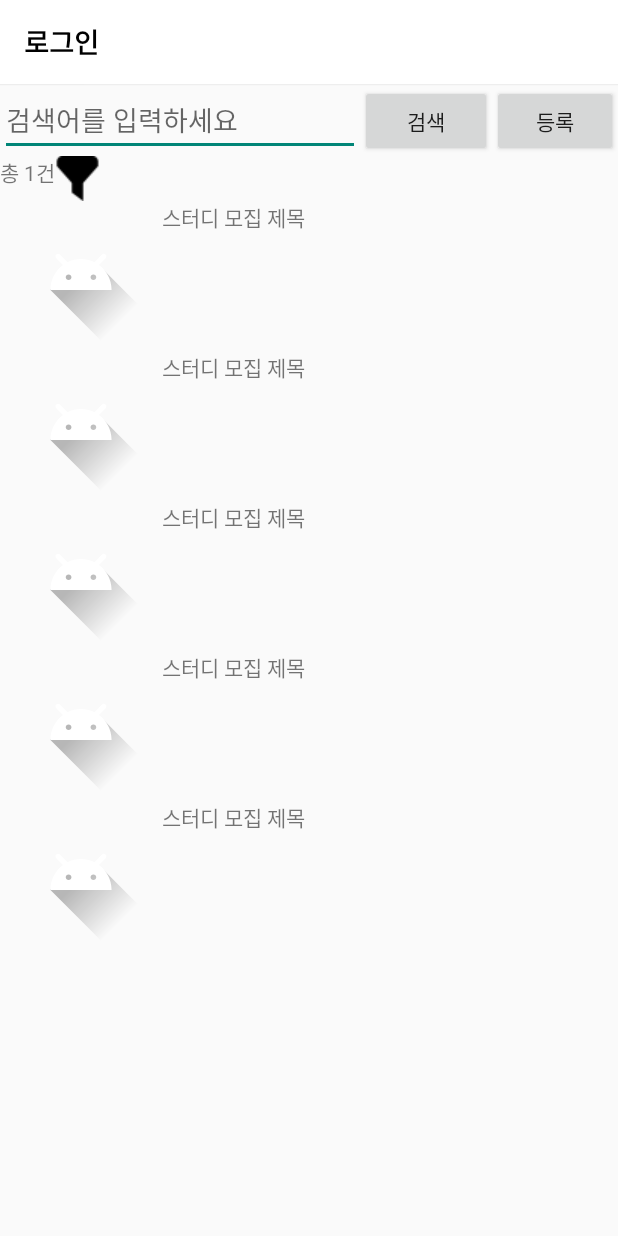
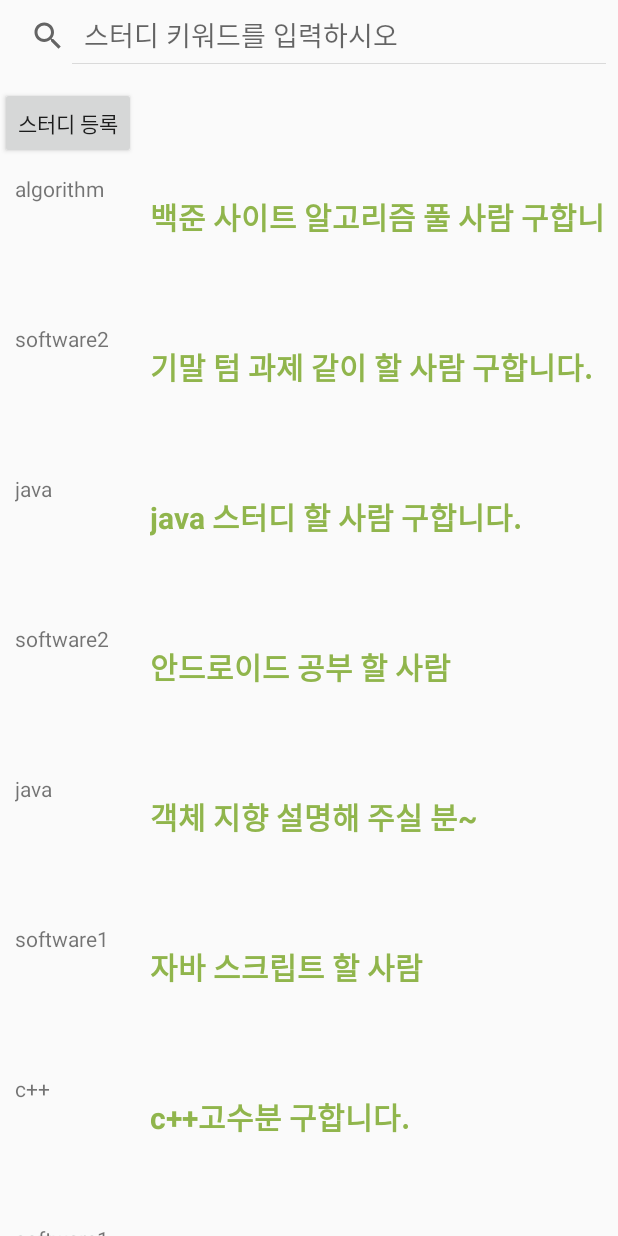
Before and after one commit to KoEunseong/Final_term_android, an Android app: the Search screen opened directly, with no data from a screen before it, on a phone screen of 412 x 824 dp. Run offline under Robolectric (Android 15) with nearby library versions, the phone set to English and light mode, and no system bars.

Commit message:
등록기능

```diff
--- a/app/build.gradle
+++ b/app/build.gradle
@@ -33,5 +33,6 @@ dependencies {
     testImplementation 'junit:junit:4.12'
     androidTestImplementation 'androidx.test.ext:junit:1.1.0'
     androidTestImplementation 'androidx.test.espresso:espresso-core:3.1.1'
+    implementation 'androidx.recyclerview:recyclerview:1.2.1'
 
 }
--- /dev/null
+++ b/app/src/main/java/com/example/final_project/MainListAdapter.kt
@@ -0,0 +1,100 @@
+package com.example.final_project
+
+import android.annotation.SuppressLint
+import android.app.AlertDialog
+import android.content.Context
+import android.content.DialogInterface
+import android.view.LayoutInflater
+import android.view.View
+import android.view.ViewGroup
+import android.widget.*
+import androidx.recyclerview.widget.RecyclerView
+
+class MainListAdapter (var study: ArrayList<Study>, var con: Context) : RecyclerView.Adapter<MainListAdapter.ViewHolder>(), Filterable {
+    var TAG = "MainListAdapter"
+
+    var filteredStudy = ArrayList<Study>()
+    var itemFilter = ItemFilter()
+
+    inner class ViewHolder(itemView: View) : RecyclerView.ViewHolder(itemView) {
+        var subjectName: TextView
+        var contentOfStudy: TextView
+
+        init {
+            subjectName = itemView.findViewById(R.id.subjectName)
+            contentOfStudy = itemView.findViewById(R.id.contentOfStudy)
+            itemView.setOnClickListener {
+                AlertDialog.Builder(con).apply {
+                    var position = adapterPosition
+                    var study = filteredStudy[position]
+                    setTitle(study.subject)
+                    setMessage(study.contentOfStudy)
+                    setPositiveButton("OK", DialogInterface.OnClickListener { dialog, which ->
+                        Toast.makeText(con, "OK Button Click", Toast.LENGTH_SHORT).show()
+                    })
+                    show()
+                }
+            }
+        }
+    }
+    init {
+        filteredStudy.addAll(study)
+    }
+    override fun onCreateViewHolder(parent: ViewGroup, viewType: Int): ViewHolder {
+        val con = parent.context
+        val inflater = con.getSystemService(Context.LAYOUT_INFLATER_SERVICE) as LayoutInflater
+        val view = inflater.inflate(R.layout.studyitem, parent, false)
+
+        return ViewHolder(view)
+    }
+    override fun onBindViewHolder(holder: ViewHolder, position: Int) {
+        val study: Study = filteredStudy[position]
+        holder.subjectName.text = study.subject
+        holder.contentOfStudy.text = study.contentOfStudy
+    }
+
+    override fun getItemCount(): Int {
+        return filteredStudy.size
+    }
+    override fun getFilter(): Filter {
+        return itemFilter
+    }
+
+    inner class ItemFilter : Filter() {
+        override fun performFiltering(charSequence: CharSequence): FilterResults {
+            val filterString = charSequence.toString()
+            val results = FilterResults()
+
+            //검색이 필요없을 경우를 위해 원본 배열을 복제
+            val filteredList: ArrayList<Study> = ArrayList<Study>()
+            //공백제외 아무런 값이 없을 경우 -> 원본 배열
+            if (filterString.trim { it <= ' ' }.isEmpty()) {
+                results.values = study
+                results.count = study.size
+
+                return results
+                //공백제외 2글자 이인 경우 -> 이름으로만 검색
+            } else if (filterString.trim { it <= ' ' }.length <= 20) {
+                for (s in study) {
+                    if (s.subject.contains(filterString)) {
+                        filteredList.add(s)
+                    }
+                }
+                //그 외의 경우(공백제외 2글자 초과) -> 이름/전화번호로 검색
+            }
+            results.values = filteredList
+            results.count = filteredList.size
+
+            return results
+        }
+
+        //처리에 대한 결과물
+        @SuppressLint("NotifyDataSetChanged")
+        override fun publishResults(charSequence: CharSequence?, filterResults: FilterResults) {
+            filteredStudy.clear()
+            filteredStudy.addAll(filterResults.values as ArrayList<Study>)
+            notifyDataSetChanged()
+        }
+    }
+
+}
--- a/app/src/main/java/com/example/final_project/Search.kt
+++ b/app/src/main/java/com/example/final_project/Search.kt
@@ -1,27 +1,87 @@
 package com.example.final_project
 
-import android.app.Activity
 import android.os.Bundle
-import android.widget.Button
-import android.widget.EditText
+import android.view.View
+import android.widget.*
+import androidx.appcompat.app.AlertDialog
 import androidx.appcompat.app.AppCompatActivity
+import androidx.recyclerview.widget.LinearLayoutManager
+import androidx.recyclerview.widget.RecyclerView
+import kotlinx.android.synthetic.main.registerdialog.*
 
 class Search : AppCompatActivity() {
-    lateinit var edit_search :EditText
-    lateinit var search_btn : Button
+    var studyList = arrayListOf<Study>()
+    lateinit var recyclerView: RecyclerView
+    lateinit var adapter: MainListAdapter
+    lateinit var searchView: SearchView
+    lateinit var registerButton: Button
+    lateinit var dialogView : View
+    lateinit var dlgSubject : EditText
+    lateinit var dlgContent : EditText
 
     override fun onCreate(savedInstanceState: Bundle?) {
         super.onCreate(savedInstanceState)
         setContentView(R.layout.search)
-        // 위젯 연결
-        edit_search = findViewById<EditText>(R.id.edit_search)
-        search_btn = findViewById<Button>(R.id.search_btn)
+        searchView = findViewById(R.id.search_view)
+        recyclerView = findViewById(R.id.recyclerView)
 
-        search_btn.setOnClickListener {
-            // 검색 버튼 클릭시
+        searchView.setOnQueryTextListener(searchViewTextListner)
+
+        studyList = tempStudy()
+        setAdapter()
+        registerButton = findViewById(R.id.register)
+        registerButton.setOnClickListener {
+
+            dialogView = View.inflate(this@Search, R.layout.registerdialog, null)
+            var dlg = AlertDialog.Builder(this@Search)
+            dlg.setTitle("사용자 정보 입력")
+            dlg.setIcon(R.drawable.ko)
+            dlg.setView(dialogView)
+            dlg.setPositiveButton("등록"){dialog, which ->
+                dlgSubject = dialogView.findViewById(R.id.dlgEdt1)
+                dlgContent = dialogView.findViewById(R.id.dlgEdt2)
+                studyList.add(0, Study(dlgSubject.text.toString(), dlgContent.text.toString()))
+                Toast.makeText(applicationContext,"등록 완료", Toast.LENGTH_SHORT).show()
+                searchView.setOnQueryTextListener(searchViewTextListner)
+            }
+            dlg.setNegativeButton("취소", null)
+
+            dlg.show()
 
         }
 
+    }
+    var searchViewTextListner : SearchView.OnQueryTextListener =
+        object :SearchView.OnQueryTextListener {
+            override fun onQueryTextSubmit(query: String?): Boolean {
+                return false
+            }
 
+            //텍스트 입력/수정 시 호출
+            override fun onQueryTextChange(s: String?): Boolean {
+                adapter!!.filter.filter(s)
+                return false
+            }
+
+        }
+
+    fun setAdapter(){
+        //리사이클러뷰에 리사이클러뷰 어댑터 부착
+        recyclerView.layoutManager = LinearLayoutManager(this)
+        adapter = MainListAdapter(studyList, this)
+        recyclerView.adapter = adapter
+    }
+    fun tempStudy(): ArrayList<Study> {
+        var sList = ArrayList<Study>()
+        sList.add(Study("algorithm","백준 사이트 알고리즘 풀 사람 구합니다."))
+        sList.add(Study("software2","기말 텀 과제 같이 할 사람 구합니다."))
+        sList.add(Study("java","java 스터디 할 사람 구합니다."))
+        sList.add(Study("software2","안드로이드 공부 할 사람"))
+        sList.add(Study("java","객체 지향 설명해 주실 분~"))
+        sList.add(Study("software1","자바 스크립트 할 사람"))
+        sList.add(Study("c++","c++고수분 구합니다."))
+        sList.add(Study("software1","node.js할 줄 아는사람 구합니다."))
+        sList.add(Study("compiler","과제1 같이 할 사람~"))
+        return sList
     }
 }
--- /dev/null
+++ b/app/src/main/java/com/example/final_project/Study.kt
@@ -0,0 +1,3 @@
+package com.example.final_project
+
+data class Study (val subject: String, val contentOfStudy: String)
--- a/app/src/main/res/layout/mypage.xml
+++ b/app/src/main/res/layout/mypage.xml
@@ -114,6 +114,7 @@
                 android:id="@+id/iv_profile2"
                 android:layout_width="80dp"
                 android:layout_height="80dp"
+                android:src="@drawable/ko"
                 app:layout_constraintTop_toTopOf="parent"
                 app:layout_constraintBottom_toBottomOf="parent"
                 app:layout_constraintLeft_toLeftOf="parent"/>
--- /dev/null
+++ b/app/src/main/res/layout/registerdialog.xml
@@ -0,0 +1,29 @@
+<LinearLayout xmlns:android="http://schemas.android.com/apk/res/android"
+    android:layout_width="match_parent"
+    android:layout_height="match_parent"
+    android:orientation="vertical" >
+
+    <TextView
+        android:layout_width="wrap_content"
+        android:layout_height="wrap_content"
+        android:text="과목 이름"
+        android:textSize="20dp" />
+
+    <EditText
+        android:id="@+id/dlgEdt1"
+        android:layout_width="match_parent"
+        android:layout_height="wrap_content" />
+
+    <TextView
+        android:layout_width="wrap_content"
+        android:layout_height="wrap_content"
+        android:text="스터디 설명"
+        android:textSize="20dp" />
+
+    <EditText
+        android:id="@+id/dlgEdt2"
+        android:lines="3"
+        android:layout_width="match_parent"
+        android:layout_height="wrap_content" />
+
+</LinearLayout>
--- a/app/src/main/res/layout/search.xml
+++ b/app/src/main/res/layout/search.xml
@@ -2,194 +2,34 @@
 <LinearLayout
     xmlns:android="http://schemas.android.com/apk/res/android"
     xmlns:app="http://schemas.android.com/apk/res-auto"
-    android:orientation="vertical"
+    xmlns:tools="http://schemas.android.com/tools"
     android:layout_width="match_parent"
-    android:layout_height="match_parent">
-    <androidx.appcompat.widget.Toolbar
-        android:id="@+id/toolbar"
-        android:layout_width="match_parent"
-        android:layout_height="?attr/actionBarSize"
-        android:background="@color/white"
-        android:elevation="1dp"
-        app:title="로그인"
-        app:titleTextAppearance="@style/toolbarTitleStyle"
+    android:layout_height="match_parent"
+    tools:context=".MainActivity"
+    android:orientation="vertical">
 
-        app:layout_constraintTop_toTopOf="parent"
-        app:layout_constraintLeft_toLeftOf="parent"
-        app:layout_constraintRight_toRightOf="parent" />
-    <LinearLayout
+    <SearchView
+        android:id="@+id/search_view"
         android:layout_width="match_parent"
         android:layout_height="wrap_content"
-        android:orientation="horizontal"
-        >
-        <EditText
-            android:id="@+id/edit_search"
-            android:layout_width="240dp"
-            android:layout_height="wrap_content"
-            android:hint="검색어를 입력하세요" />
-        <Button
-            android:id="@+id/search_btn"
-            android:layout_width="wrap_content"
-            android:layout_height="wrap_content"
-            android:text="검색"
-            />
-        <Button
-            android:id="@+id/register_btn"
-            android:layout_width="wrap_content"
-            android:layout_height="wrap_content"
-            android:text="등록"
-            />
-
-    </LinearLayout>
-    <LinearLayout
-        android:layout_width="match_parent"
+        android:layout_marginBottom="10dp"
+        android:paddingTop="5dp"
+        android:paddingBottom="5dp"
+        android:iconifiedByDefault="false"
+        android:queryHint="스터디 키워드를 입력하시오"/>
+    <Button
+        android:layout_width="wrap_content"
         android:layout_height="wrap_content"
-        android:orientation="horizontal"
+        android:id="@+id/register"
+        android:text="스터디 등록"
         >
 
-        <TextView
-            android:layout_width="wrap_content"
-            android:layout_height="wrap_content"
-            android:text="총 1건" />
+    </Button>
 
-
-        <ImageView
-            android:id="@+id/filter"
-            android:layout_width="wrap_content"
-            android:layout_height="wrap_content"
-            android:src="@drawable/filter"
-            android:text="필터" />
-
-
-    </LinearLayout>
-
-
-
-    <ScrollView
+    <androidx.recyclerview.widget.RecyclerView
+        android:layout_weight="1"
+        android:id="@+id/recyclerView"
         android:layout_width="match_parent"
-        android:layout_height="match_parent"
-        >
-        <LinearLayout
-            android:layout_width="match_parent"
-            android:layout_height="match_parent"
-            android:orientation="vertical"
-            >
-
-
-
-            <LinearLayout
-                android:layout_width="match_parent"
-                android:layout_height="100dp"
-                android:orientation="horizontal"
-                >
-                <ImageView
-                    android:layout_width="wrap_content"
-                    android:layout_height="match_parent"
-                    android:src="@drawable/ic_launcher_foreground"
-                />
-                <LinearLayout
-                    android:layout_width="match_parent"
-                    android:layout_height="match_parent"
-                    android:orientation="vertical"
-                    >
-                    <TextView
-                        android:layout_width="wrap_content"
-                        android:layout_height="wrap_content"
-                        android:text="스터디 모집 제목"/>
-                </LinearLayout>
-
-            </LinearLayout>
-            <LinearLayout
-                android:layout_width="match_parent"
-                android:layout_height="100dp"
-                android:orientation="horizontal"
-                >
-                <ImageView
-                    android:layout_width="wrap_content"
-                    android:layout_height="match_parent"
-                    android:src="@drawable/ic_launcher_foreground"
-                    />
-                <LinearLayout
-                    android:layout_width="match_parent"
-                    android:layout_height="match_parent"
-                    android:orientation="vertical"
-                    >
-                    <TextView
-                        android:layout_width="wrap_content"
-                        android:layout_height="wrap_content"
-                        android:text="스터디 모집 제목"/>
-                </LinearLayout>
-
-            </LinearLayout>
-            <LinearLayout
-                android:layout_width="match_parent"
-                android:layout_height="100dp"
-                android:orientation="horizontal"
-                >
-                <ImageView
-                    android:layout_width="wrap_content"
-                    android:layout_height="match_parent"
-                    android:src="@drawable/ic_launcher_foreground"
-                    />
-                <LinearLayout
-                    android:layout_width="match_parent"
-                    android:layout_height="match_parent"
-                    android:orientation="vertical"
-                    >
-                    <TextView
-                        android:layout_width="wrap_content"
-                        android:layout_height="wrap_content"
-                        android:text="스터디 모집 제목"/>
-                </LinearLayout>
-
-            </LinearLayout>
-            <LinearLayout
-                android:layout_width="match_parent"
-                android:layout_height="100dp"
-                android:orientation="horizontal"
-                >
-                <ImageView
-                    android:layout_width="wrap_content"
-                    android:layout_height="match_parent"
-                    android:src="@drawable/ic_launcher_foreground"
-                    />
-                <LinearLayout
-                    android:layout_width="match_parent"
-                    android:layout_height="match_parent"
-                    android:orientation="vertical"
-                    >
-                    <TextView
-                        android:layout_width="wrap_content"
-                        android:layout_height="wrap_content"
-                        android:text="스터디 모집 제목"/>
-                </LinearLayout>
-
-            </LinearLayout>
-            <LinearLayout
-                android:layout_width="match_parent"
-                android:layout_height="100dp"
-                android:orientation="horizontal"
-                >
-                <ImageView
-                    android:layout_width="wrap_content"
-                    android:layout_height="match_parent"
-                    android:src="@drawable/ic_launcher_foreground"
-                    />
-                <LinearLayout
-                    android:layout_width="match_parent"
-                    android:layout_height="match_parent"
-                    android:orientation="vertical"
-                    >
-                    <TextView
-                        android:layout_width="wrap_content"
-                        android:layout_height="wrap_content"
-                        android:text="스터디 모집 제목"/>
-                </LinearLayout>
-
-            </LinearLayout>
-
-        </LinearLayout>
-
-    </ScrollView>
+        android:layout_height="0dp" />
 
 </LinearLayout>
--- /dev/null
+++ b/app/src/main/res/layout/studyitem.xml
@@ -0,0 +1,54 @@
+<?xml version="1.0" encoding="utf-8"?>
+<androidx.constraintlayout.widget.ConstraintLayout
+    xmlns:android="http://schemas.android.com/apk/res/android"
+    xmlns:app="http://schemas.android.com/apk/res-auto"
+    android:id="@+id/login_container"
+    android:layout_width="match_parent"
+    android:layout_height="wrap_content"
+    android:padding="10dp"
+    android:elevation="1dp"
+    app:layout_constraintTop_toTopOf="parent"
+    app:layout_constraintLeft_toLeftOf="parent"
+    app:layout_constraintRight_toRightOf="parent">
+
+    <TextView
+        android:id="@+id/subjectName"
+        android:layout_width="80dp"
+        android:layout_height="80dp"
+        app:layout_constraintTop_toTopOf="parent"
+        app:layout_constraintBottom_toBottomOf="parent"
+        app:layout_constraintLeft_toLeftOf="parent"/>
+
+    <TextView
+        android:id="@+id/contentOfStudy"
+        android:layout_width="wrap_content"
+        android:layout_height="wrap_content"
+        android:layout_marginBottom="2dp"
+        android:textSize="20dp"
+        android:textColor="@color/greenery"
+        android:textStyle="bold"
+        app:layout_constraintTop_toTopOf="parent"
+        app:layout_constraintBottom_toTopOf="@id/tv_location"
+        app:layout_constraintLeft_toRightOf="@id/guideline3"
+        app:layout_constraintVertical_chainStyle="packed"/>
+
+    <TextView
+        android:id="@+id/tv_location"
+        android:layout_width="wrap_content"
+        android:layout_height="wrap_content"
+        android:layout_marginTop="2dp"
+        app:layout_constraintTop_toBottomOf="@id/contentOfStudy"
+        app:layout_constraintBottom_toBottomOf="parent"
+        app:layout_constraintLeft_toRightOf="@id/guideline3"
+        app:layout_constraintVertical_chainStyle="packed"/>
+
+    <androidx.constraintlayout.widget.Guideline
+        android:id="@+id/guideline3"
+        android:layout_width="match_parent"
+        android:layout_height="0dp"
+        android:orientation="vertical"
+        app:layout_constraintGuide_begin="90dp" />
+
+
+
+</androidx.constraintlayout.widget.ConstraintLayout>
```
